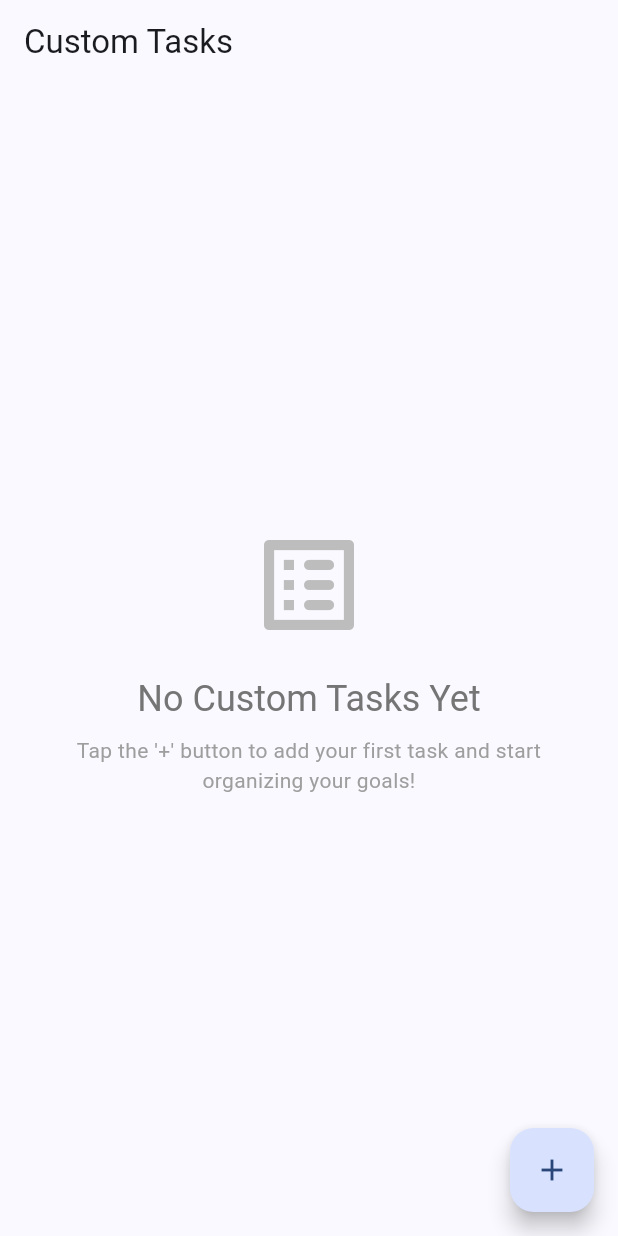
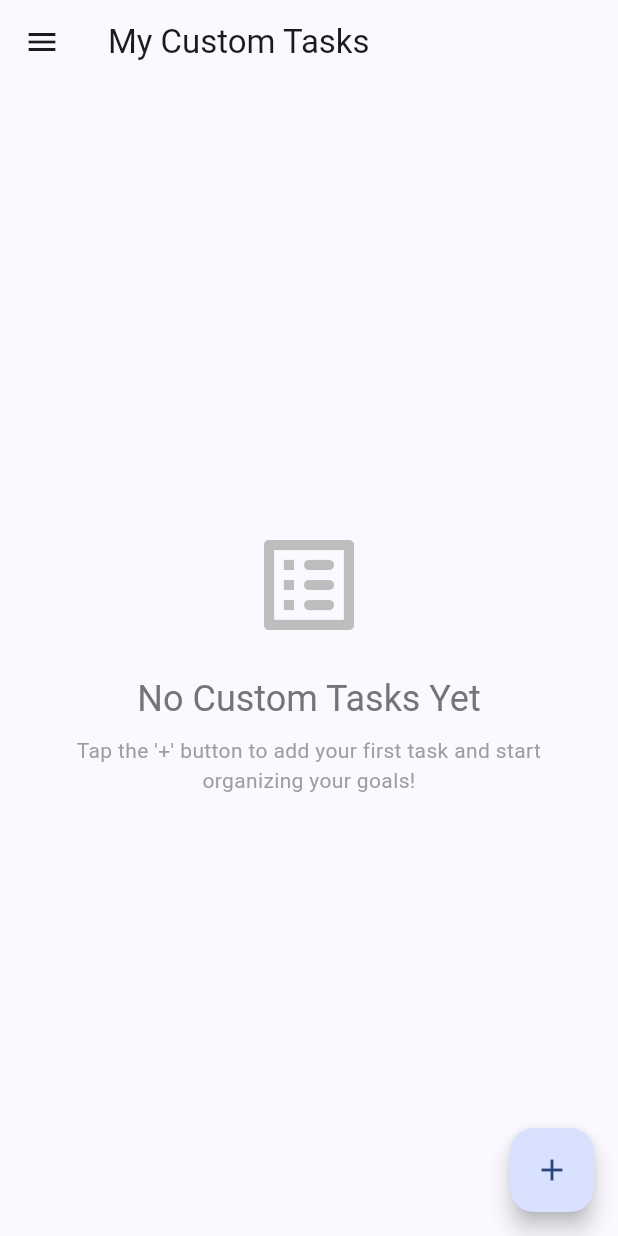
Before and after one commit to Ayush312003/AlphaFlow, a Flutter app: the screen it shows after launch, after a tap on "Custom Mode", on a phone screen of 412 x 824 dp. Run offline on Flutter 3.47's test engine with Material 3 defaults, Android fonts, the phone set to English and light mode, and no system bars; our stand-ins replace flutter_riverpod, shared_preferences.

Commit message:
feat: Implement navigation drawer for mode and track selection
This commit introduces a navigation drawer to AlphaFlow, providing a
centralized way for you to switch between app modes (Custom/Guided)
and select specific guided tracks.

Key Features & Changes:

1.  **Centralized Scaffold in HomePage:**
    *   `HomePage` now manages the main `Scaffold`, `AppBar`, and `Drawer`.
    *   The `AppBar` title dynamically updates based on the current mode
      and selected guided track.
    *   `GuidedHomePage` and `CustomHomePage` were refactored to render
      only their body content (CustomHomePage retains a Scaffold for its
      FAB but without an AppBar).

2.  **NavigationDrawerWidget Implementation:**
    *   A new `NavigationDrawerWidget` has been created.
    *   Includes a `DrawerHeader` with the app title.
    *   **Mode Switching:**
        *   "Custom Mode" ListTile: Sets app to custom mode.
        *   "Select Guided Track" ListTile: Sets app to guided mode, clears
          the current track, and navigates to `SelectTrackPage`.
    *   **Direct Guided Track Selection:**
        *   Lists all available guided tracks (from `guidedTracksProvider`).
        *   Each track ListTile allows direct selection, setting the app to
          guided mode and updating the `selectedTrackProvider`.
    *   **Visual Feedback:** Actively selected mode and guided track are
      highlighted in the drawer.
    *   **Styling:** Basic Material Design styling applied for consistency.

3.  **Settings Page Link:**
    *   Added a "Settings" ListTile in the drawer.
    *   Navigates to a new placeholder `SettingsPage` (`/settings` route).

This navigation drawer significantly improves the app's usability by
making mode and track switching more accessible and intuitive.

```diff
--- a/alphaflow/lib/features/custom/presentation/custom_home_page.dart
+++ b/alphaflow/lib/features/custom/presentation/custom_home_page.dart
@@ -75,8 +75,7 @@ class CustomHomePage extends ConsumerWidget {
       );
 
     if (customTasks.isEmpty) {
-      return Scaffold(
-        appBar: AppBar(title: const Text("Custom Tasks")),
+      return Scaffold( // No AppBar here
         body: Center(
           child: Padding(
             padding: const EdgeInsets.all(24.0),
@@ -104,10 +103,7 @@ class CustomHomePage extends ConsumerWidget {
       );
     }
 
-    return Scaffold(
-      appBar: AppBar(
-        title: const Text("Custom Tasks"),
-      ),
+    return Scaffold( // No AppBar here
       body: ListView.builder(
               padding: const EdgeInsets.symmetric(vertical: 8.0),
               itemCount: customTasks.length,
--- a/alphaflow/lib/features/home/presentation/home_page.dart
+++ b/alphaflow/lib/features/home/presentation/home_page.dart
@@ -1,9 +1,12 @@
-import 'package:alphaflow/data/models/app_mode.dart';
-import 'package:alphaflow/features/custom/presentation/custom_home_page.dart';
-import 'package:alphaflow/features/guided/presentation/guided_home_page.dart';
-import 'package:alphaflow/providers/app_mode_provider.dart';
 import 'package:flutter/material.dart';
 import 'package:flutter_riverpod/flutter_riverpod.dart';
+import 'package:alphaflow/providers/app_mode_provider.dart';
+import 'package:alphaflow/data/models/app_mode.dart';
+import 'package:alphaflow/features/guided/presentation/guided_home_page.dart';
+import 'package:alphaflow/features/custom/presentation/custom_home_page.dart';
+import 'package:alphaflow/widgets/navigation_drawer_widget.dart'; // Placeholder import
+import 'package:alphaflow/providers/selected_track_provider.dart';
+import 'package:alphaflow/features/guided/providers/guided_tracks_provider.dart';
 
 class HomePage extends ConsumerWidget {
   const HomePage({super.key});
@@ -11,30 +14,50 @@ class HomePage extends ConsumerWidget {
   @override
   Widget build(BuildContext context, WidgetRef ref) {
     final appMode = ref.watch(appModeProvider);
+    const Widget drawerWidget = NavigationDrawerWidget(); // Use the actual widget
+
+    String appBarTitle = "AlphaFlow"; // Default title
+    Widget currentPageBody;
 
     if (appMode == null) {
       // This case should ideally not be reached if previous navigation is correct.
       // Perform navigation after the build cycle is complete.
       WidgetsBinding.instance.addPostFrameCallback((_) {
-        Navigator.pushNamedAndRemoveUntil(
-            context, '/select_mode', (route) => false);
+        Navigator.pushNamedAndRemoveUntil(context, '/select_mode', (route) => false);
       });
-      // Show loading indicator while redirecting
-      return const Scaffold(body: Center(child: CircularProgressIndicator()));
+      currentPageBody = const Center(child: CircularProgressIndicator());
+      // appBarTitle remains default or could be "Loading..."
+    } else if (appMode == AppMode.guided) {
+      final selectedTrackId = ref.watch(selectedTrackProvider);
+      if (selectedTrackId == null) {
+        // This case implies an inconsistent state, redirect to track selection.
+        // The route check for '/home' or isFirst is to avoid issues if already on home or during init.
+        WidgetsBinding.instance.addPostFrameCallback((_) {
+             Navigator.pushNamedAndRemoveUntil(context, '/select_track', (route) => route.settings.name == '/home' || route.isFirst);
+        });
+        currentPageBody = const Center(child: Text("No track selected, redirecting...", style: TextStyle(fontSize: 16)));
+        appBarTitle = "Guided Mode";
+      } else {
+        final track = ref.watch(guidedTrackByIdProvider(selectedTrackId));
+        appBarTitle = track?.title ?? "Guided Mode"; // Use track title or fallback
+        currentPageBody = const GuidedHomePage(); // GuidedHomePage now returns only its body
+      }
+    } else if (appMode == AppMode.custom) {
+      appBarTitle = "My Custom Tasks"; // More specific title for custom mode
+      currentPageBody = const CustomHomePage(); // CustomHomePage returns Scaffold (no AppBar) + FAB
+    } else {
+      // Fallback for any unknown app mode, should ideally not be reached.
+      appBarTitle = "Error";
+      currentPageBody = const Center(child: Text("Error: Unknown app mode.", style: TextStyle(fontSize: 16, color: Colors.red)));
     }
 
-    if (appMode == AppMode.guided) {
-      return const GuidedHomePage();
-    }
-
-    if (appMode == AppMode.custom) {
-      return const CustomHomePage();
-    }
-
-    // Fallback, should ideally not be reached if logic is sound.
     return Scaffold(
-      appBar: AppBar(title: const Text('Error')),
-      body: const Center(child: Text("Error: Unknown app mode.")),
+      appBar: AppBar(
+        title: Text(appBarTitle),
+        // Actions can be added here later if needed globally for both modes
+      ),
+      drawer: drawerWidget,
+      body: currentPageBody,
     );
   }
 }
--- a/alphaflow/lib/main.dart
+++ b/alphaflow/lib/main.dart
@@ -1,9 +1,11 @@
 import 'package:alphaflow/data/models/app_mode.dart';
-import 'package:alphaflow/data/models/custom_task.dart'; // Import CustomTask
+import 'package:alphaflow/data/models/app_mode.dart';
+import 'package:alphaflow/data/models/custom_task.dart';
 import 'package:alphaflow/features/custom/presentation/task_editor_page.dart';
 import 'package:alphaflow/features/guided/presentation/select_track_page.dart';
 import 'package:alphaflow/features/home/presentation/home_page.dart';
 import 'package:alphaflow/features/onboarding/presentation/select_mode_page.dart';
+import 'package:alphaflow/features/settings/presentation/settings_page.dart'; // Added import
 import 'package:alphaflow/providers/app_mode_provider.dart';
 import 'package:alphaflow/providers/selected_track_provider.dart';
 import 'package:flutter/material.dart';
@@ -56,6 +58,7 @@ class MyApp extends ConsumerWidget {
           }
           return const TaskEditorPage(); // For creating a new task (taskToEdit will be null)
         },
+        '/settings': (context) => const SettingsPage(), // Added route
       },
     );
   }
```
Also changed, not shown: alphaflow/lib/features/guided/presentation/guided_home_page.dart (+16 -27 lines), alphaflow/lib/features/settings/presentation/settings_page.dart (added, +24 -0 lines), alphaflow/lib/widgets/navigation_drawer_widget.dart (added, +107 -0 lines).
